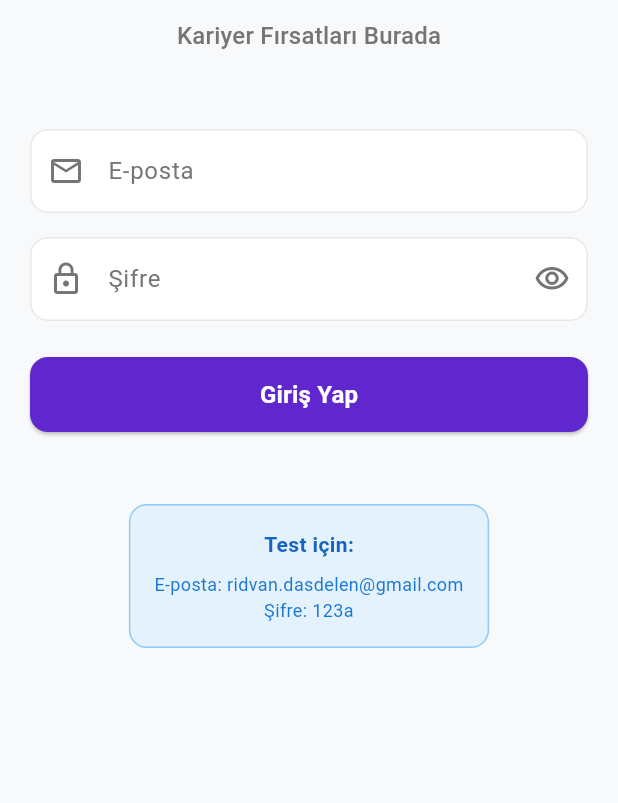
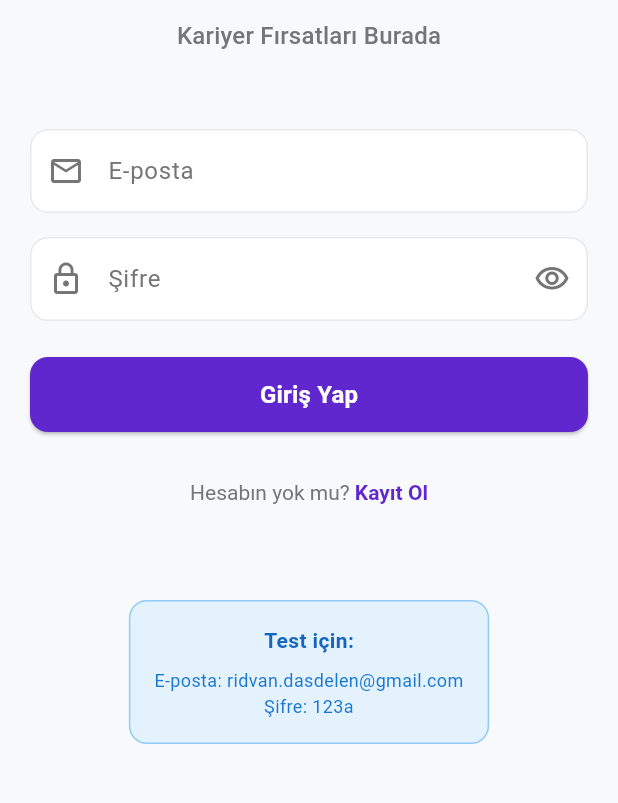
Before and after one commit to gorkemoa/isport, a Flutter app: the screen it shows after launch, on a phone screen of 412 x 824 dp, the part 306-1109 px from its top. Run offline on Flutter 3.47's test engine with Material 3 defaults, Android fonts, the phone set to English and light mode, and no system bars; our stand-ins replace logger, shared_preferences; accounts and stored records are empty.

Commit message:
Giriş ekranına "Kayıt Ol" butonu eklendi. Kullanıcı, bu butona tıkladığında kayıt ekranına yönlendirilecek şekilde yapılandırıldı.

```diff
--- a/lib/views/login_screen.dart
+++ b/lib/views/login_screen.dart
@@ -2,6 +2,7 @@ import 'package:flutter/material.dart';
 import 'package:isport/utils/app_constants.dart';
 import 'package:provider/provider.dart';
 import '../viewmodels/auth_viewmodels.dart';
+import 'register_screen.dart';
 
 class LoginScreen extends StatefulWidget {
   const LoginScreen({super.key});
@@ -168,6 +169,33 @@ class _LoginScreenState extends State<LoginScreen> {
 
                       const SizedBox(height: AppPaddings.card),
 
+                      // Kayıt ol butonu
+                      TextButton(
+                        onPressed: () {
+                          Navigator.push(
+                            context,
+                            MaterialPageRoute(builder: (context) => const RegisterScreen()),
+                          );
+                        },
+                        child: RichText(
+                          text: const TextSpan(
+                            style: TextStyle(color: AppColors.textLight),
+                            children: [
+                              TextSpan(text: 'Hesabın yok mu? '),
+                              TextSpan(
+                                text: 'Kayıt Ol',
+                                style: TextStyle(
+                                  color: AppColors.primary,
+                                  fontWeight: FontWeight.bold,
+                                ),
+                              ),
+                            ],
+                          ),
+                        ),
+                      ),
+
+                      const SizedBox(height: AppPaddings.card),
+
                       // Hata mesajı
                       Consumer<AuthViewModel>(
                         builder: (context, authViewModel, child) {
```
